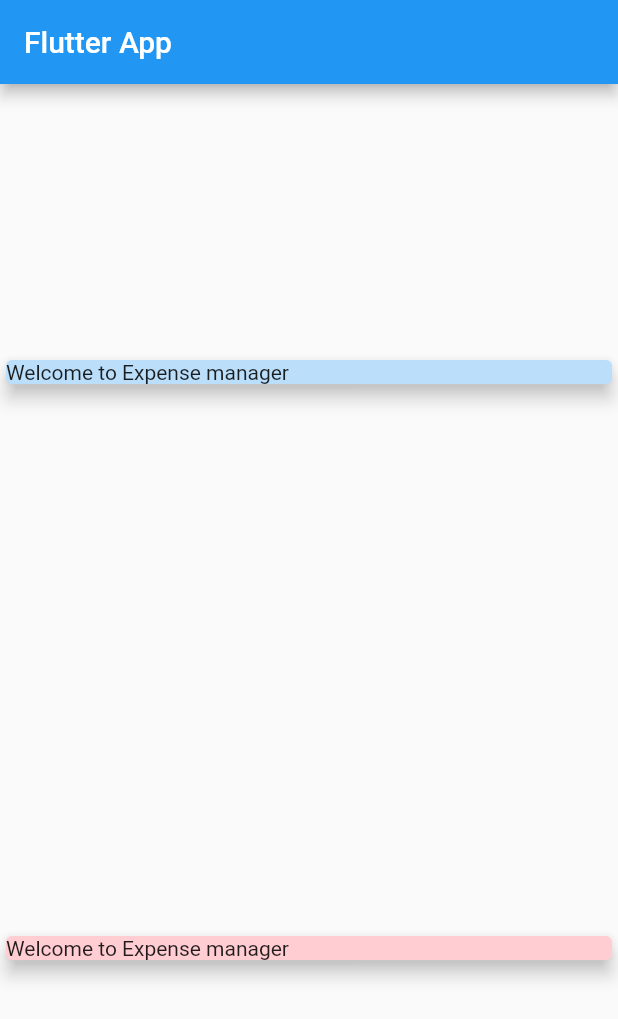
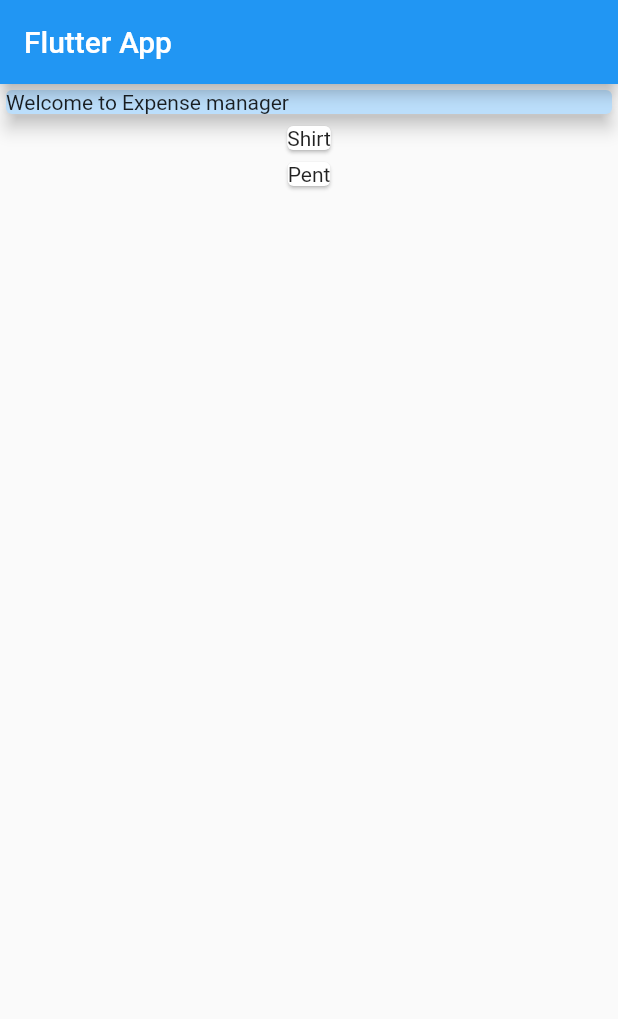
Before and after one commit to zohaib304/expense_manager, a Flutter app: the screen it shows after launch, on a phone screen of 412 x 824 dp. Shown: the top 1019 px of the screen. Run offline on Flutter 3.47's test engine with Material 2 defaults, Android fonts, the phone set to English and light mode, and no system bars.

Commit message:
Mapping data into Widget

```diff
--- a/lib/main.dart
+++ b/lib/main.dart
@@ -15,8 +15,9 @@ class MyApp extends StatelessWidget {
 }
 
 class MyHomePage extends StatelessWidget {
-  final List<Transaction> transaction = [
-    Transaction(id: 't1', title: 'Shirt', amount: 500.0, date: DateTime.now())
+  final List<Transaction> transactions = [
+    Transaction(id: 't1', title: 'Shirt', amount: 500.0, date: DateTime.now()),
+    Transaction(id: 't2', title: 'Pent', amount: 1000.0, date: DateTime.now())
   ];
 
   @override
@@ -24,8 +25,6 @@ class MyHomePage extends StatelessWidget {
     return Scaffold(
         appBar: AppBar(title: Text("Flutter App")),
         body: Column(
-          mainAxisAlignment: MainAxisAlignment.spaceAround,
-          crossAxisAlignment: CrossAxisAlignment.stretch,
           children: <Widget>[
             Container(
               width: double.infinity,
@@ -35,10 +34,12 @@ class MyHomePage extends StatelessWidget {
                 elevation: 5,
               ),
             ),
-            Card(
-              color: Colors.red[100],
-              child: Text("Welcome to Expense manager"),
-              elevation: 5,
+            Column(
+              children: transactions.map((tx) {
+                return Card(
+                  child: Text(tx.title),
+                );
+              }).toList(),
             ),
           ],
         ));
```
